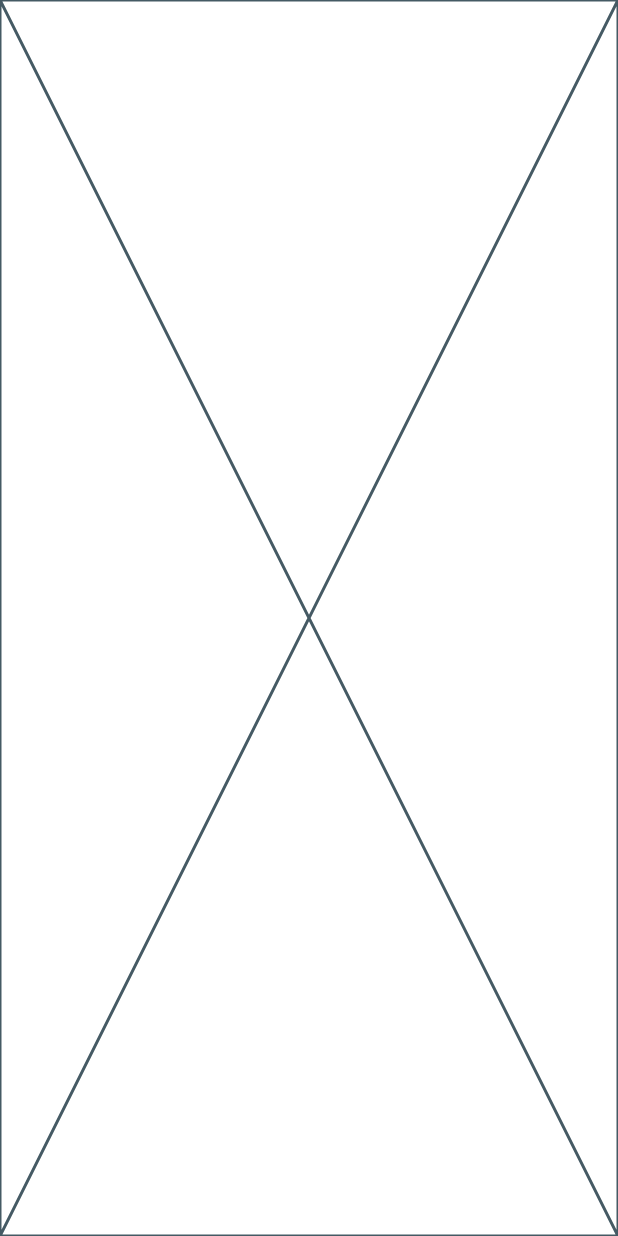
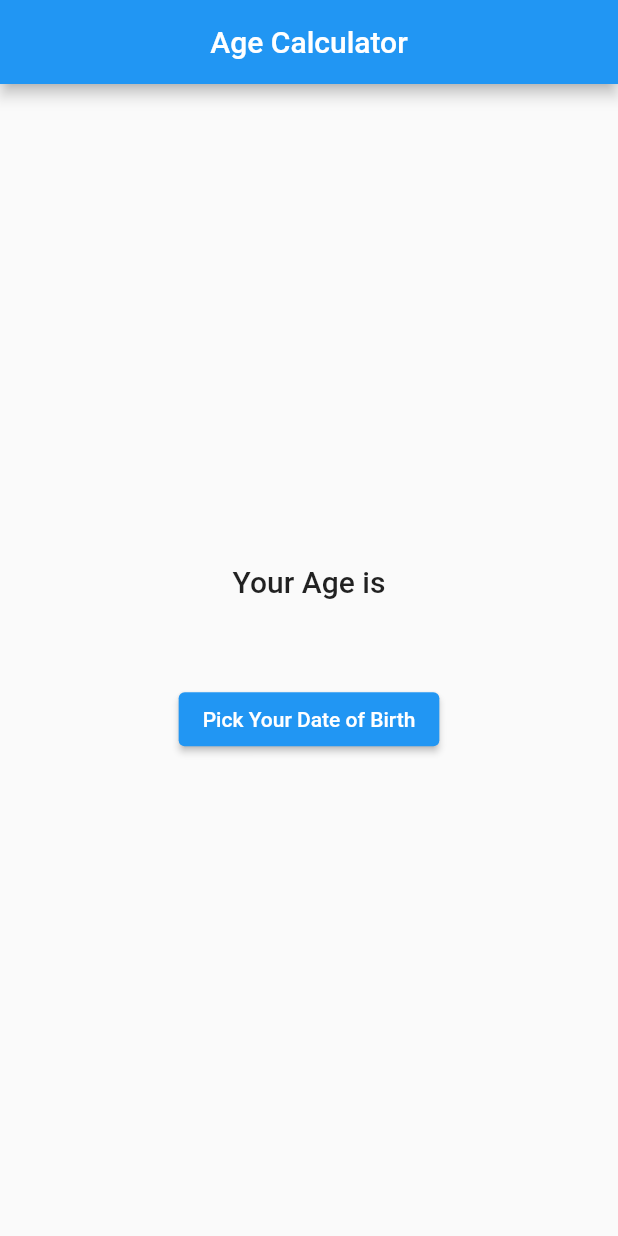
Before and after one commit to sadman-ichha/Flutter-Avenue, a Flutter app: the screen it shows after launch, on a phone screen of 412 x 824 dp. Run offline on Flutter 3.47's test engine with Material 2 defaults, Android fonts, the phone set to English and light mode, and no system bars; our stand-ins replace fluttertoast, google_maps_flutter, google_mobile_ads, image_picker, location; missing offline and left inert: flutter_sslcommerz, flutter_stripe.

Commit message:
Age Calculator

```diff
--- /dev/null
+++ b/lib/Age Calculator/age_home.dart
@@ -0,0 +1,64 @@
+import 'package:flutter/material.dart';
+import 'package:flutter/services.dart';
+
+class AgeHome extends StatefulWidget {
+  const AgeHome({Key? key}) : super(key: key);
+
+  @override
+  State<AgeHome> createState() => _AgeHomeState();
+}
+
+class _AgeHomeState extends State<AgeHome> {
+  String myAge = '';
+
+  @override
+  Widget build(BuildContext context) {
+    return Scaffold(
+      appBar: AppBar(
+        title: const Text('Age Calculator'),
+        centerTitle: true,
+        systemOverlayStyle: SystemUiOverlayStyle(
+            statusBarColor: Theme.of(context).primaryColor),
+      ),
+      body: Center(
+        child: Column(
+          mainAxisAlignment: MainAxisAlignment.center,
+          children: [
+            Text('Your Age is', style: Theme.of(context).textTheme.titleLarge),
+            const SizedBox(height: 10),
+            Text(myAge),
+            const SizedBox(height: 30),
+            ElevatedButton(
+              onPressed: () => pickDob(),
+              child: const Text('Pick Your Date of Birth'),
+            )
+          ],
+        ),
+      ),
+    );
+  }
+
+  pickDob() {
+    showDatePicker(
+            context: context,
+            initialDate: DateTime.now(),
+            firstDate: DateTime(1900),
+            lastDate: DateTime.now())
+        .then((pickedDate) {
+      if (pickedDate != null) {
+        calculateAge(pickedDate);
+      }
+    });
+  }
+
+  calculateAge(DateTime birth) {
+    DateTime now = DateTime.now();
+    Duration age = now.difference(birth);
+    int years = age.inDays ~/ 365;
+    int months = (age.inDays % 365) ~/ 30;
+    int days = ((age.inDays % 365) % 30);
+    setState(() {
+      myAge = '$years years, $months months and $days days';
+    });
+  }
+}
--- a/lib/main.dart
+++ b/lib/main.dart
@@ -2,6 +2,7 @@ import 'package:flutter/material.dart';
 import 'package:google_mobile_ads/google_mobile_ads.dart';
 import 'package:provider/provider.dart';
 import 'package:flutter_stripe/flutter_stripe.dart';
+import 'Age Calculator/age_home.dart';
 import 'packages/Provider/eligibility_provider_screen.dart';
 
 Future<void> main() async {
@@ -28,10 +29,10 @@ class MyApp extends StatelessWidget {
 
   @override
   Widget build(BuildContext context) {
-    return const MaterialApp(
+    return MaterialApp(
       title: "Flutter Avenue",
       debugShowCheckedModeBanner: false,
-      home: Placeholder(),
+      home: AgeHome(),
     );
   }
 }
```
